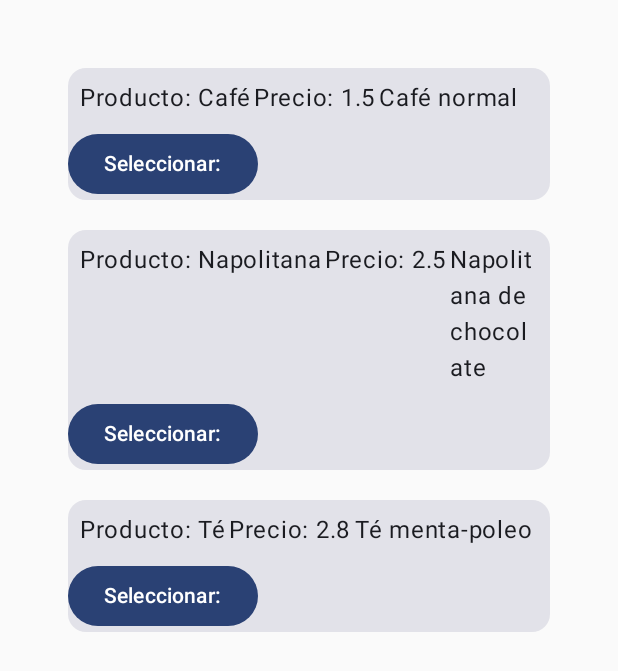
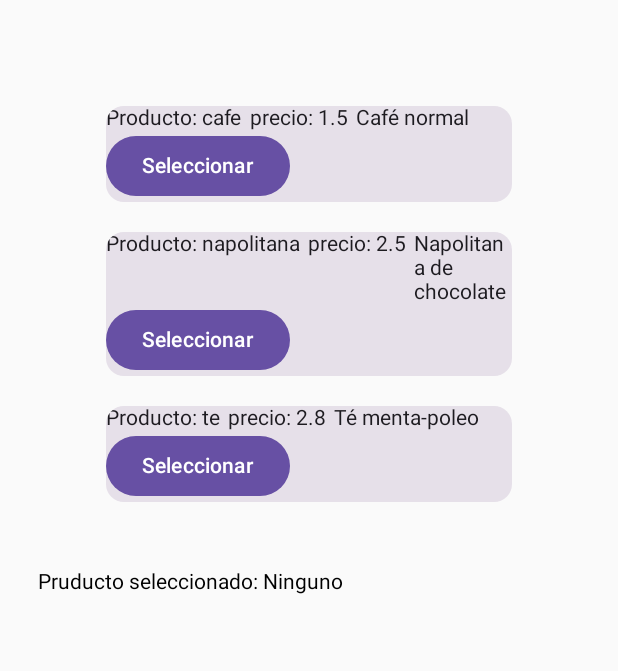
Before and after one commit to pablovel97/android-studio-projects, an Android app built with Jetpack Compose: the screen it shows after launch (MainActivity), on a phone screen of 412 x 824 dp. Shown: the top 671 px of the screen. Run offline under Robolectric (Android 15) with nearby library versions, the phone set to English and light mode, and no system bars.

Commit message:
Añadidos cambios según código del profesor. Se crea @Composable para añadir un tipo de tarjeta nueva 'TarjetaProducto' como función

```diff
--- a/DataClases/app/src/main/java/com/example/dataclases/MainActivity.kt
+++ b/DataClases/app/src/main/java/com/example/dataclases/MainActivity.kt
@@ -4,26 +4,23 @@ import android.os.Bundle
 import androidx.activity.ComponentActivity
 import androidx.activity.compose.setContent
 import androidx.activity.enableEdgeToEdge
+import androidx.compose.foundation.layout.*
 import androidx.compose.foundation.layout.Arrangement
-import androidx.compose.foundation.layout.Column
-import androidx.compose.foundation.layout.Row
-import androidx.compose.foundation.layout.fillMaxSize
-import androidx.compose.foundation.layout.fillMaxWidth
-import androidx.compose.foundation.layout.padding
 import androidx.compose.foundation.lazy.LazyColumn
 import androidx.compose.foundation.lazy.items
-import androidx.compose.material3.Button
-import androidx.compose.material3.Card
-import androidx.compose.material3.Scaffold
-import androidx.compose.material3.Text
-import androidx.compose.runtime.Composable
-import androidx.compose.runtime.getValue
-import androidx.compose.runtime.mutableStateOf
-import androidx.compose.runtime.remember
-import androidx.compose.runtime.setValue
+import androidx.compose.foundation.lazy.itemsIndexed
+import androidx.compose.foundation.text.KeyboardOptions
+import androidx.compose.material3.*
+import androidx.compose.runtime.*
+import androidx.compose.runtime.saveable.rememberSaveable
+import androidx.compose.ui.Alignment
 import androidx.compose.ui.Modifier
+import androidx.compose.ui.graphics.Color
+import androidx.compose.ui.text.font.FontWeight
+import androidx.compose.ui.text.input.KeyboardType
 import androidx.compose.ui.tooling.preview.Preview
 import androidx.compose.ui.unit.dp
+import androidx.compose.ui.unit.sp
 import com.example.dataclases.ui.theme.DataClasesTheme
 
 class MainActivity : ComponentActivity() {
@@ -31,15 +28,12 @@ class MainActivity : ComponentActivity() {
         super.onCreate(savedInstanceState)
         enableEdgeToEdge()
         setContent {
-            DataClasesTheme {
-
-                PantallaPedido()
-
-            }
+            PantallaPedido()
         }
     }
 }
 
+// Modelo de datos que representa cada artículo de la cafetería
 data class Productos(
     val producto: String,
     val precio: Double,
@@ -49,43 +43,61 @@ data class Productos(
 @Composable
 fun PantallaPedido() {
 
-
-    // Variables:
+    // Estado observable: guarda la selección actual y dispara la recomposición al cambiar
     var seleccion by remember { mutableStateOf("Ninguno") }
 
+    // Fuente de datos con el catálogo de productos a mostrar
     var listaProductos = listOf<Productos>(
-        Productos("Café", 1.50, "Café normal"),
-        Productos("Napolitana", 2.50, "Napolitana de chocolate"),
-        Productos("Té", 2.80, "Té menta-poleo")
+        Productos("cafe", 1.5, "Café normal"),
+        Productos("napolitana", 2.5, "Napolitana de chocolate"),
+        Productos("te", 2.8, "Té menta-poleo")
     )
-    LazyColumn(modifier = Modifier.padding(35.dp)) {
-        items(listaProductos) {
-            Card(modifier = Modifier.fillMaxWidth().padding(10.dp)) {
-                Column() {
-                    Row(modifier = Modifier.padding(8.dp),
-                        horizontalArrangement = Arrangement.spacedBy(2.dp)) {
-                        Text("Producto: ${it.producto}")
-                        Text("Precio: ${it.precio}")
-                        Text(it.descripcion)
-                    }
 
-                    Button(onClick = { seleccion = it.descripcion }) {
-                        Text("Seleccionar:")
+    Column(modifier = Modifier.padding(25.dp)) {
+        // Lista vertical eficiente: solo renderiza en pantalla los elementos visibles
+        LazyColumn(modifier = Modifier.padding(35.dp)) {
+            items(listaProductos) { producto ->
+                Card(
+                    modifier = Modifier
+                        .fillMaxWidth()
+                        .padding(10.dp)
+                ) {
+                    Column {
+                        Row(horizontalArrangement = Arrangement.spacedBy(5.dp)) {
+                            Text("Producto: ${producto.producto}")
+                            Text("precio: ${producto.precio}")
+                            Text(producto.descripcion)
+                        }
+                        // Evento de clic: actualiza el estado 'seleccion' con el producto pulsado
+                        Button(onClick = { seleccion = producto.descripcion }) {
+                            Text("Seleccionar")
+                        }
                     }
                 }
+            }
+        }
 
+        // Este texto lee el estado 'seleccion' y se actualiza automáticamente al pulsar un botón
+        Text("Pruducto seleccionado: $seleccion")
+    }
+}
+
+@Composable
+fun TarjetaProducto(p: Productos) {
+
+    Card(modifier = Modifier.fillMaxWidth().padding(5.dp)) {
+        Column(
+            verticalArrangement = Arrangement.spacedBy(5.dp),
+            modifier = Modifier.padding(15.dp))
+        {
+            // Nombre + precio
+            Row(horizontalArrangement = Arrangement.spacedBy(5.dp)) {
+                Text(p.producto, fontWeight = FontWeight.Bold)
+                Text("${p.precio}€")
             }
+            // Descripcion
+            Text(p.descripcion)
         }
     }
 
 }
-
-
-
-@Preview(showBackground = true)
-@Composable
-fun PantallaPreview() {
-    DataClasesTheme {
-        PantallaPedido()
-    }
-}
```
